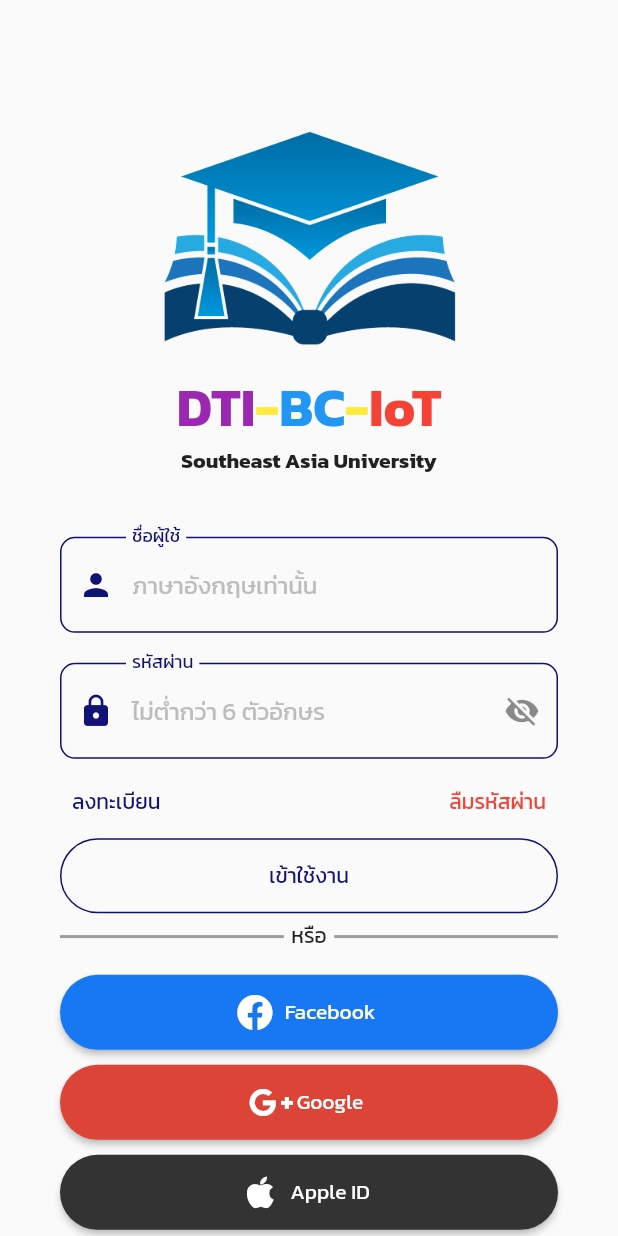
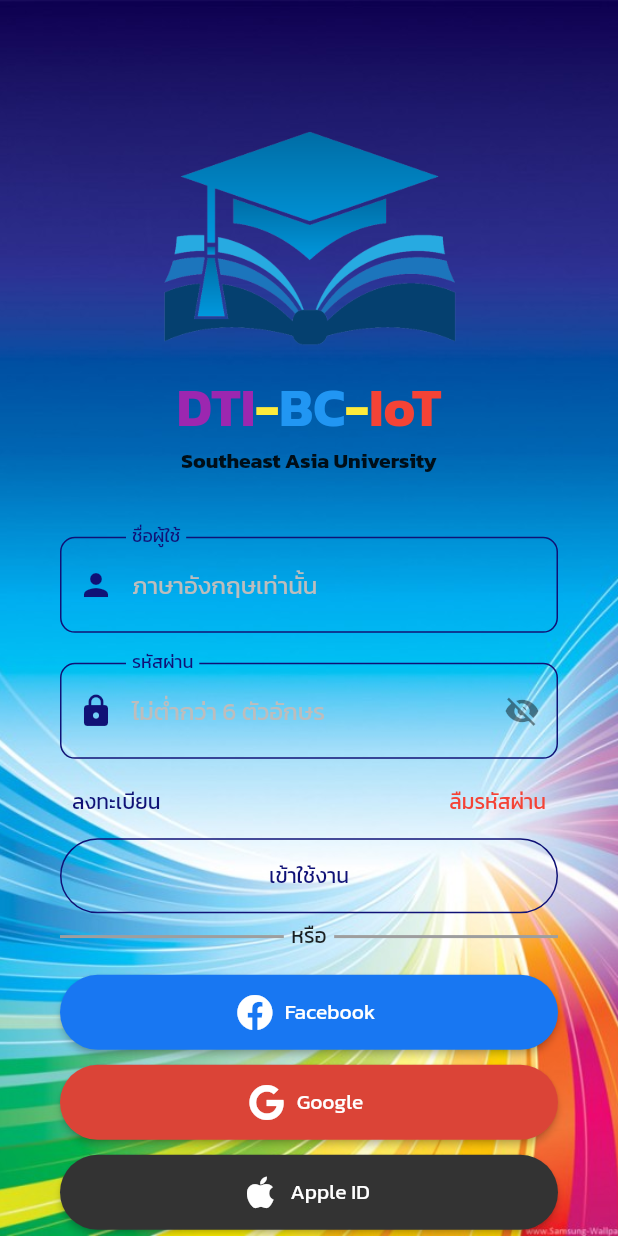
Before and after one commit to Pollakrit43/flutter_app_sau2, a Flutter app: the screen it shows after launch, on a phone screen of 412 x 824 dp. Run offline on Flutter 3.47's test engine with Material 2 defaults, Android fonts, the phone set to English and light mode, and no system bars; our stand-ins replace font_awesome_flutter.

Commit message:
Code V.3 :Do login UI

```diff
--- a/lib/view/login_ui.dart
+++ b/lib/view/login_ui.dart
@@ -12,7 +12,19 @@ class _LoginUIState extends State<LoginUI> {
   @override
   Widget build(BuildContext context) {
     return Scaffold(
-      body: SingleChildScrollView(
+      body: Stack(
+        children: [
+          Container(
+            decoration: BoxDecoration(
+              image: DecorationImage(
+                image: AssetImage(
+                  'assets/images/bg.jpg',
+                ),
+                fit: BoxFit.cover,
+              ),
+            ),
+          ),
+          SingleChildScrollView(
             child: Center(
               child: Column(
                 children: [
@@ -310,7 +322,7 @@ class _LoginUIState extends State<LoginUI> {
                   ElevatedButton.icon(
                     onPressed: () {},
                     icon: Icon(
-                  FontAwesomeIcons.googlePlusG,
+                      FontAwesomeIcons.google,
                     ),
                     label: Text(
                       'Google',
@@ -359,12 +371,14 @@ class _LoginUIState extends State<LoginUI> {
                     ),
                   ),
                   SizedBox(
-                height: 60,
+                    height: 50,
                   ),
                 ],
               ),
             ),
           ),
+        ],
+      ),
     );
   }
 }
--- a/pubspec.yaml
+++ b/pubspec.yaml
@@ -51,6 +51,7 @@ flutter:
   #   - images/a_dot_ham.jpeg
   assets:
     - assets/images/education.png
+    - assets/images/bg.jpg
 
   # An image asset can refer to one or more resolution-specific "variants", see
   # https://flutter.dev/assets-and-images/#resolution-aware.
```
Also changed, not shown: assets/images/bg.jpg (added). Lines whose indentation alone changed are shown as unchanged.
